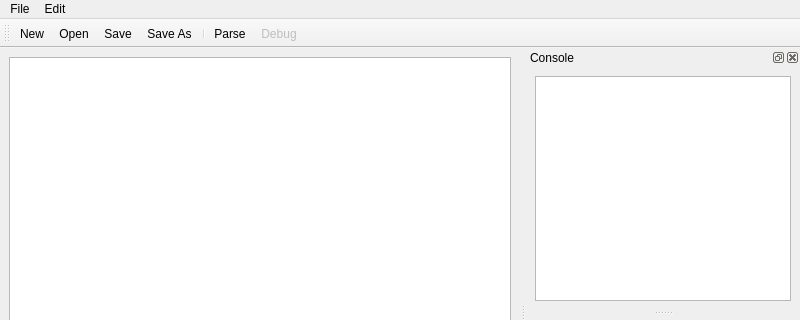
Above: mainwindow2.ui from 1357310795/SimpleSpice before the change; both pictures show x 0 to 800 and y 0 to 320 of the 800 by 600 pixel window. Below: the same form after it.
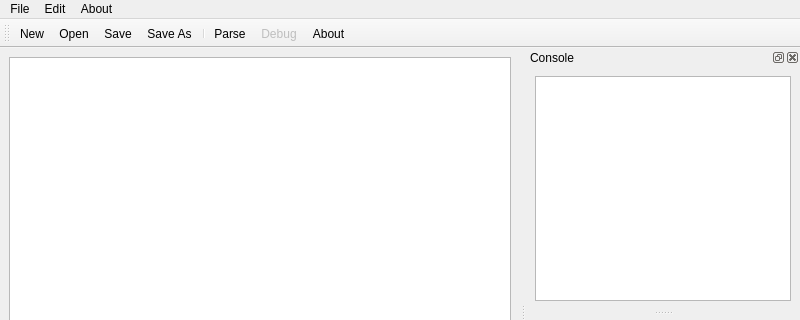
That is the form after the change. Icons and pictures are not drawn.

```diff
--- a/mainwindow2.ui
+++ b/mainwindow2.ui
@@ -56,8 +56,15 @@
     <addaction name="separator"/>
     <addaction name="actionFind_Replace"/>
    </widget>
+   <widget class="QMenu" name="menuAbout">
+    <property name="title">
+     <string>About</string>
+    </property>
+    <addaction name="actionAbout"/>
+   </widget>
    <addaction name="menuFile"/>
    <addaction name="menuEdit"/>
+   <addaction name="menuAbout"/>
   </widget>
   <widget class="QStatusBar" name="statusbar"/>
   <widget class="QToolBar" name="toolBar">
@@ -77,6 +84,7 @@
    <addaction name="separator"/>
    <addaction name="actionParse"/>
    <addaction name="actionDebug"/>
+   <addaction name="actionAbout"/>
   </widget>
   <widget class="QDockWidget" name="dockWidget">
    <property name="minimumSize">
@@ -217,6 +225,15 @@
     <bool>false</bool>
    </property>
   </action>
+  <action name="actionAbout">
+   <property name="icon">
+    <iconset resource="src/ui/mainwindow.qrc">
+     <normaloff>:/images/about.svg</normaloff>:/images/about.svg</iconset>
+   </property>
+   <property name="text">
+    <string>About</string>
+   </property>
+  </action>
  </widget>
  <resources>
   <include location="src/ui/mainwindow.qrc"/>
```
Left out of the diff: 4 changed lines with no effect on the pictures.
